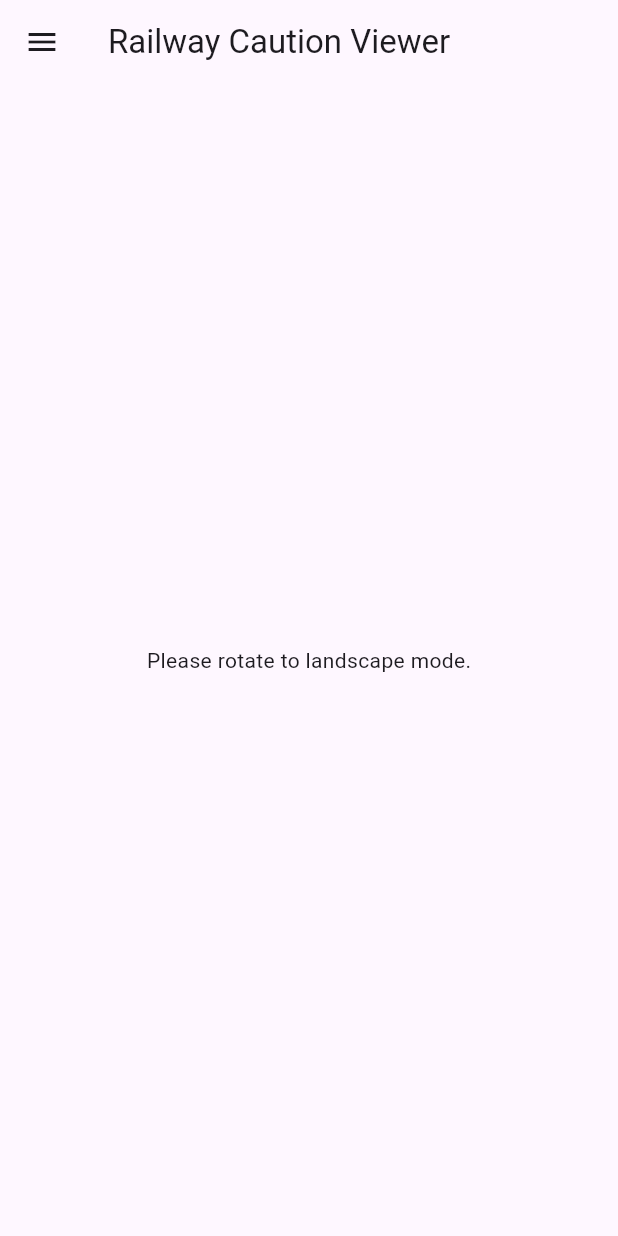
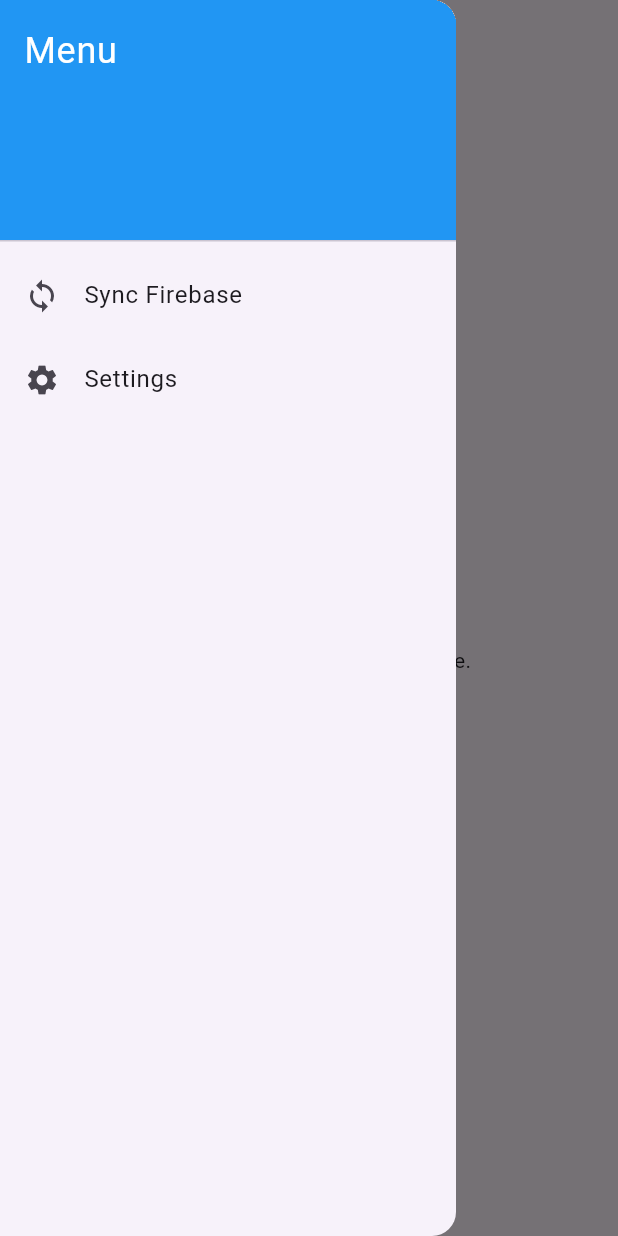
Before and after one commit to praveenvijayant/co_org_3, a Flutter app: the screen it shows after launch, with the side drawer open (before the commit the screen has no drawer), on a phone screen of 412 x 824 dp. Run offline on Flutter 3.47's test engine with Material 3 defaults, Android fonts, the phone set to English and light mode, and no system bars; our stand-ins replace flutter_map, geolocator, latlong2.

Commit message:
Update main.dart

```diff
--- a/lib/main.dart
+++ b/lib/main.dart
@@ -32,19 +32,21 @@ class _CautionViewerScreenState extends State<CautionViewerScreen> {
   LatLng? _currentPosition;
   List<LatLng> _railwayLine = [];
 
-  // List of manual cautions
-  List<Map<String, String>> _cautionList = [
+  // Sample caution list with LatLng demo locations
+  List<Map<String, dynamic>> _cautionList = [
     {
-      'startKM': '353/5',
-      'endKM': '354/9',
+      'startKM': '5/0',
+      'endKM': '5/5',
       'speed': '60',
       'reason': 'Track work',
+      'latLng': LatLng(13.0750, 80.2100),
     },
     {
-      'startKM': '357/0',
-      'endKM': '358/3',
+      'startKM': '12/0',
+      'endKM': '12/3',
       'speed': '45',
       'reason': 'Bridge repair',
+      'latLng': LatLng(13.0350, 80.1200),
     },
   ];
 
@@ -118,6 +120,7 @@ class _CautionViewerScreenState extends State<CautionViewerScreen> {
                   'endKM': endKMController.text,
                   'speed': speedController.text,
                   'reason': reasonController.text,
+                  'latLng': _currentPosition ?? LatLng(13.0827, 80.2707), // fallback location
                 });
               });
               Navigator.pop(context);
@@ -136,11 +139,30 @@ class _CautionViewerScreenState extends State<CautionViewerScreen> {
     return Scaffold(
       appBar: AppBar(
         title: const Text('Railway Caution Viewer'),
-        leading: IconButton(
-          icon: const Icon(Icons.menu),
-          onPressed: () {
-            // Add drawer/settings logic here
-          },
+      ),
+      drawer: Drawer(
+        child: ListView(
+          padding: EdgeInsets.zero,
+          children: [
+            const DrawerHeader(
+              decoration: BoxDecoration(color: Colors.blue),
+              child: Text('Menu', style: TextStyle(color: Colors.white, fontSize: 24)),
+            ),
+            ListTile(
+              leading: const Icon(Icons.sync),
+              title: const Text('Sync Firebase'),
+              onTap: () {
+                Navigator.pop(context);
+              },
+            ),
+            ListTile(
+              leading: const Icon(Icons.settings),
+              title: const Text('Settings'),
+              onTap: () {
+                Navigator.pop(context);
+              },
+            ),
+          ],
         ),
       ),
       body: isLandscape
@@ -197,6 +219,17 @@ class _CautionViewerScreenState extends State<CautionViewerScreen> {
                             ),
                           ],
                         ),
+                      // Caution markers
+                      MarkerLayer(
+                        markers: _cautionList.map((caution) {
+                          return Marker(
+                            point: caution['latLng'],
+                            width: 40,
+                            height: 40,
+                            child: const Icon(Icons.warning, color: Colors.orange, size: 30),
+                          );
+                        }).toList(),
+                      ),
                     ],
                   ),
                 ),
@@ -204,7 +237,6 @@ class _CautionViewerScreenState extends State<CautionViewerScreen> {
             )
           : const Center(child: Text("Please rotate to landscape mode.")),
 
-      // FAB for manual caution entry
       floatingActionButton: isLandscape
           ? FloatingActionButton(
               onPressed: _showAddCautionDialog,
```
